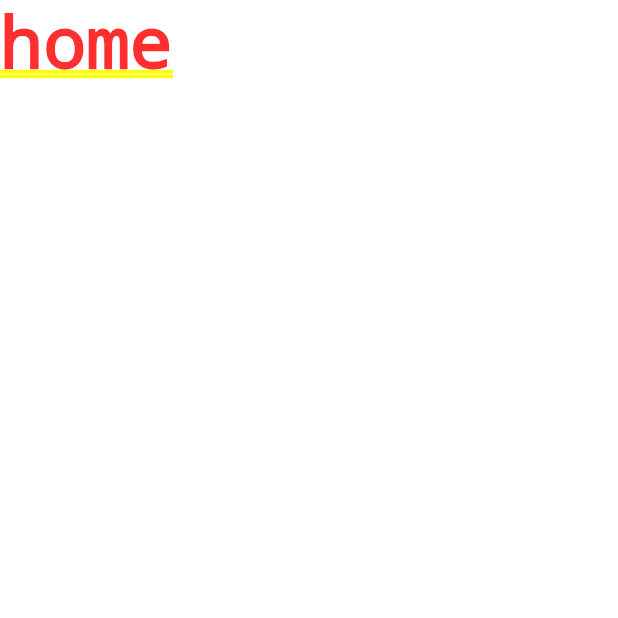
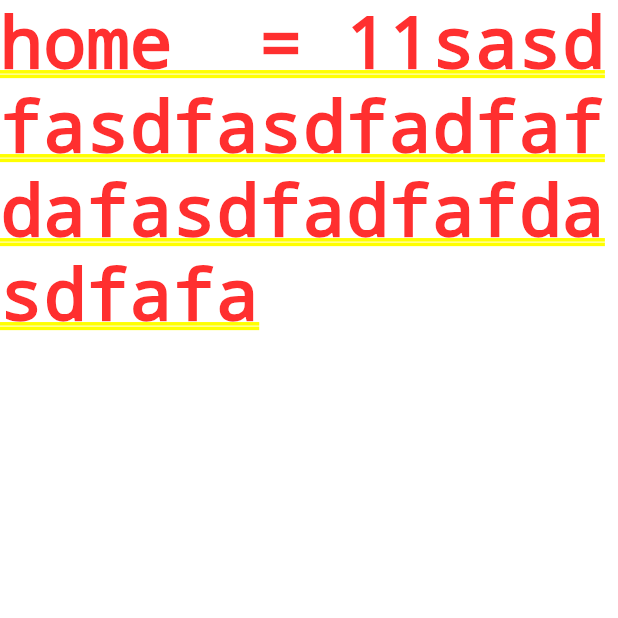
Before and after one commit to kongxs/flutter_demp, a Flutter app: the screen it shows after launch, after a tap on "btn", on a phone screen of 412 x 824 dp, the top half of it. Run offline on Flutter 3.47's test engine with Material 2 defaults, Android fonts, the phone set to English and light mode, and no system bars; our stand-ins replace fluttertoast.

Commit message:
路由传参

```diff
--- a/flutter_app/lib/main.dart
+++ b/flutter_app/lib/main.dart
@@ -17,6 +17,17 @@ import 'widgets/tabs/SearchTabs.dart';
 void main() => runApp(MyApp());
 
 class MyApp extends StatelessWidget {
+
+
+  var routes = {
+
+  '/home':(context,{arguments}) => HomeTabs(arguments:arguments),
+
+  '/search':(context) => SearchTabs(),
+
+  };
+
+
   @override
   Widget build(BuildContext context) {
     return MaterialApp(
@@ -26,9 +37,34 @@ class MyApp extends StatelessWidget {
         primarySwatch: Colors.blue,
       ),
       home: MyHomePage(title: 'Flutter Demo Home Page'),
-      routes: {
-        '/home':(context) => HomeTabs(),
-        '/search':(context) => SearchTabs(),
+//      routes: routes,
+      //固定写法
+      onGenerateRoute: (RouteSettings settings) {
+
+        final String name = settings.name;
+
+        final Function pageBuilder = this.routes[name];
+
+        if (pageBuilder != null) {
+
+          if (settings.arguments != null) {
+            final Route route = MaterialPageRoute(
+
+              builder: (context) => pageBuilder(context,arguments: settings.arguments),
+
+            );
+            return route;
+          } else {
+
+            final Route route = MaterialPageRoute(
+
+              builder: (context) => pageBuilder(context),
+
+            );
+            return route;
+          }
+        }
+        return null;
       },
     );
   }
@@ -41,6 +77,8 @@ class MyHomePage extends StatelessWidget {
   ,"BottomNavigation" , "RouteDemo" ,];
 
   var colors = [Colors.cyan,Colors.black12];
+
+
 
 
 
@@ -70,7 +108,9 @@ class MyHomePage extends StatelessWidget {
          //命名路由
          child: Text("btn"),
          onPressed: () => {
-           Navigator.pushNamed(context, '/home'),
+           Navigator.pushNamed(context, "/home",arguments: {
+             "id" : "11sasdfasdfasdfadfafdafasdfadfafdasdfafa",
+           })
          },
        ),
     );
@@ -122,10 +162,12 @@ class MyHomePage extends StatelessWidget {
         page = WrapDemo();
         break;
         case "BottomNavigation" :
-        page = BottomNavigation("hello");
+        page = BottomNavigation("BottomNavigation");
         break;
         case "RouteDemo" :
-        page = RouteDemo();
+
+          toRouteDemo(context);
+
         break;
       default:
         break;
@@ -135,10 +177,17 @@ class MyHomePage extends StatelessWidget {
           context, new MaterialPageRoute(builder: (context) => page));
     } else {
 
-      Fluttertoast.showToast(msg: "未知页面");
+//      Fluttertoast.showToast(msg: "未知页面");
 
     }
 
   }
 
+
+  void toRouteDemo(BuildContext context) async {
+    final result = await Navigator.push(context,MaterialPageRoute(builder:(context) => RouteDemo() ));
+
+    Fluttertoast.showToast(msg: result);
+  }
+
 }
--- a/flutter_app/lib/widgets/BottomNavigation.dart
+++ b/flutter_app/lib/widgets/BottomNavigation.dart
@@ -30,6 +30,7 @@ class _TabsState extends State<BottomNavigation> {
 
 
   List _pageList = [HomeTabs(),SearchTabs()];
+
 
   @override
   Widget build(BuildContext context) {
--- a/flutter_app/lib/widgets/RouteDemo.dart
+++ b/flutter_app/lib/widgets/RouteDemo.dart
@@ -16,18 +16,17 @@ class RouteDemo extends BaseStateLessWidget {
     return Center(
         child: Container(
           height: 100,
-          width: 100,
           child: GestureDetector(
             child: Card(
               child: Text(
-                "card" ,
+                "click to pop" ,
                 textAlign: TextAlign.center,
               ),
               elevation: 10,
               margin:EdgeInsets.all(30) ,
             ),
             onTap: () => {
-              Navigator.pushNamed(context, "/home"),
+              Navigator.pop(context,"result from route"),
             },
           )
         ),
--- a/flutter_app/lib/widgets/tabs/HomeTabs.dart
+++ b/flutter_app/lib/widgets/tabs/HomeTabs.dart
@@ -3,6 +3,11 @@ import 'package:flutter/material.dart';
 
 
 class HomeTabs extends StatefulWidget {
+
+  final arguments;
+
+  HomeTabs({this.arguments});
+
 
   @override
   State<StatefulWidget> createState() {
@@ -11,11 +16,20 @@ class HomeTabs extends StatefulWidget {
   }
 }
 
-class HomTabsState extends State {
+class HomTabsState extends State<HomeTabs> {
 
   @override
   Widget build(BuildContext context) {
-    return Text("home");
+
+    var argu = widget.arguments;
+
+    var va = "";
+
+    if (argu != null) {
+      va = argu["id"];
+    }
+
+    return Text("home  = $va "  );
   }
 
 }
--- a/flutter_app/pubspec.yaml
+++ b/flutter_app/pubspec.yaml
@@ -14,7 +14,7 @@ description: A new Flutter application.
 version: 1.0.0+1
 
 environment:
-  sdk: ">=2.1.0 <3.0.0"
+  sdk: ">=2.2.0 <3.0.0"
 
 dependencies:
   flutter:
```
